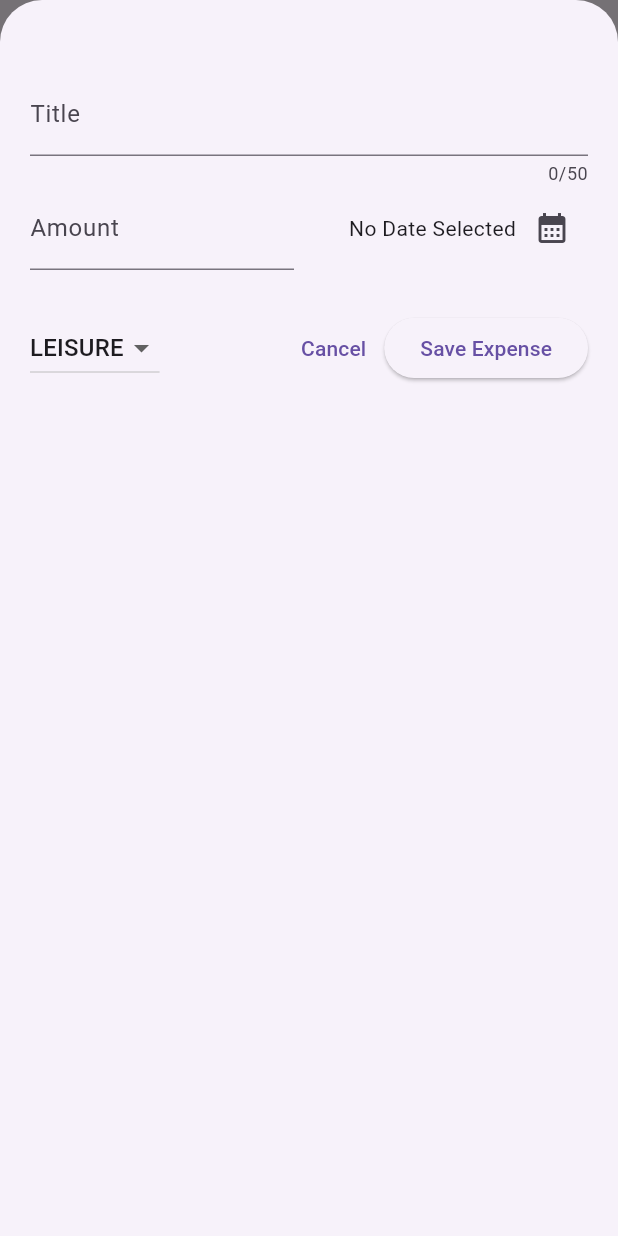
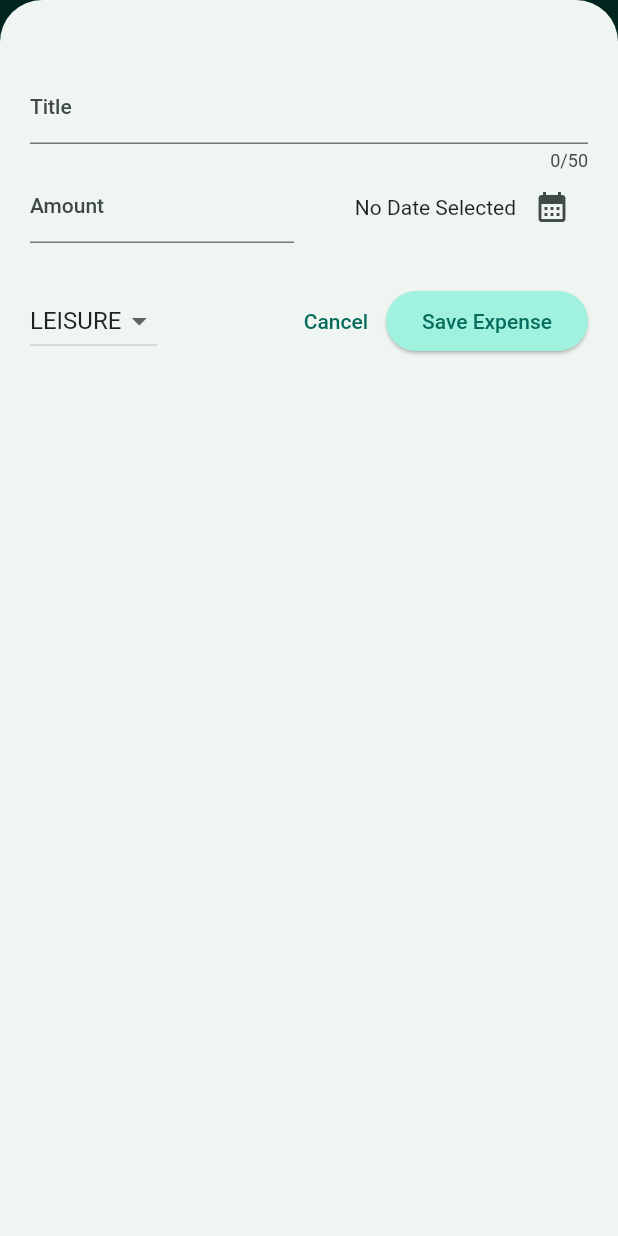
Before and after one commit to Priyanshu-24/expense-tracker-flutter, a Flutter app: the screen it shows after launch, after a tap on the "add" icon, on a phone screen of 412 x 824 dp. Run offline on Flutter 3.47's test engine with Material 2 defaults, Android fonts, the phone set to English and light mode, and no system bars.

Commit message:
theme changes and dark theme

```diff
--- a/lib/main.dart
+++ b/lib/main.dart
@@ -1,10 +1,55 @@
 import 'package:flutter/material.dart';
 import 'package:expense_tracker/widgets/expenses.dart';
+
+var kColorScheme =
+    ColorScheme.fromSeed(seedColor: const Color.fromARGB(255, 12, 228, 196));
+
+var kDarkColorScheme = ColorScheme.fromSeed(
+  brightness: Brightness.dark,
+  seedColor: const Color.fromARGB(255, 12, 228, 196),
+);
 
 void main() {
   runApp(
     MaterialApp(
-      theme: ThemeData(useMaterial3: true),
+      darkTheme: ThemeData.dark().copyWith(
+        useMaterial3: true,
+        colorScheme: kDarkColorScheme,
+        cardTheme: const CardTheme().copyWith(
+          color: kDarkColorScheme.secondaryContainer,
+          margin: const EdgeInsets.symmetric(horizontal: 16, vertical: 10),
+        ),
+        elevatedButtonTheme: ElevatedButtonThemeData(
+          style: ElevatedButton.styleFrom(
+            backgroundColor: kDarkColorScheme.primaryContainer,
+          ),
+        ),
+      ),
+      theme: ThemeData().copyWith(
+        useMaterial3: true,
+        colorScheme: kColorScheme,
+        appBarTheme: const AppBarTheme().copyWith(
+          backgroundColor: kColorScheme.onPrimaryContainer,
+          foregroundColor: kColorScheme.primaryContainer,
+        ),
+        cardTheme: const CardTheme().copyWith(
+          color: kColorScheme.secondaryContainer,
+          margin: const EdgeInsets.symmetric(horizontal: 16, vertical: 10),
+        ),
+        elevatedButtonTheme: ElevatedButtonThemeData(
+          style: ElevatedButton.styleFrom(
+            backgroundColor: kColorScheme.primaryContainer,
+          ),
+        ),
+        textTheme: ThemeData().textTheme.copyWith(
+              titleLarge: TextStyle(
+                fontSize: 16,
+                color: kColorScheme.onSecondaryContainer,
+                fontWeight: FontWeight.bold,
+              ),
+            ),
+      ),
+      themeMode: ThemeMode.system,
       home: const Expenses(),
     ),
   );
--- a/lib/widgets/expenses.dart
+++ b/lib/widgets/expenses.dart
@@ -44,13 +44,39 @@ class _ExpensesState extends State<Expenses> {
   }
 
   void _removeExpense(Expense expense) {
+    int expenseIndex = _registeredExpense.indexOf(expense);
+
     setState(() {
       _registeredExpense.remove(expense);
     });
+    ScaffoldMessenger.of(context).clearSnackBars();
+    ScaffoldMessenger.of(context).showSnackBar(SnackBar(
+      duration: const Duration(seconds: 3),
+      content: const Text('Expense Deleted!'),
+      action: SnackBarAction(
+        label: 'Undo',
+        onPressed: () {
+          setState(() {
+            _registeredExpense.insert(expenseIndex, expense);
+          });
+        },
+      ),
+    ));
   }
 
   @override
   Widget build(BuildContext context) {
+    Widget mainContent = const Center(
+      child: Text("No expense Found. Start adding some!"),
+    );
+
+    if (_registeredExpense.isNotEmpty) {
+      mainContent = ExpensesList(
+        expenses: _registeredExpense,
+        onRemoveExpense: _removeExpense,
+      );
+    }
+
     return Scaffold(
       appBar: AppBar(
         title: const Text('Expense Tracker'),
@@ -65,10 +91,7 @@ class _ExpensesState extends State<Expenses> {
         children: [
           const Text('Chart'),
           Expanded(
-            child: ExpensesList(
-              expenses: _registeredExpense,
-              onRemoveExpense: _removeExpense,
-            ),
+            child: mainContent,
           ),
         ],
       ),
--- a/lib/widgets/expenses_list/expenses_item.dart
+++ b/lib/widgets/expenses_list/expenses_item.dart
@@ -12,8 +12,12 @@ class ExpensesItem extends StatelessWidget {
       child: Padding(
           padding: const EdgeInsets.symmetric(horizontal: 20, vertical: 15),
           child: Column(
+            crossAxisAlignment: CrossAxisAlignment.start,
             children: [
-              Text(expense.title),
+              Text(
+                expense.title,
+                style: Theme.of(context).textTheme.titleLarge,
+              ),
               const SizedBox(height: 10),
               Row(
                 children: [
--- a/lib/widgets/expenses_list/expenses_list.dart
+++ b/lib/widgets/expenses_list/expenses_list.dart
@@ -17,6 +17,12 @@ class ExpensesList extends StatelessWidget {
     return ListView.builder(
       itemCount: expenses.length,
       itemBuilder: (ctx, index) => Dismissible(
+        background: Container(
+          color: Theme.of(context).colorScheme.error.withOpacity(0.75),
+          margin: EdgeInsets.symmetric(
+            horizontal: Theme.of(context).cardTheme.margin!.horizontal,
+          ),
+        ),
         key: ValueKey(expenses[index]),
         onDismissed: (direction) {
           onRemoveExpense(expenses[index]);
```
